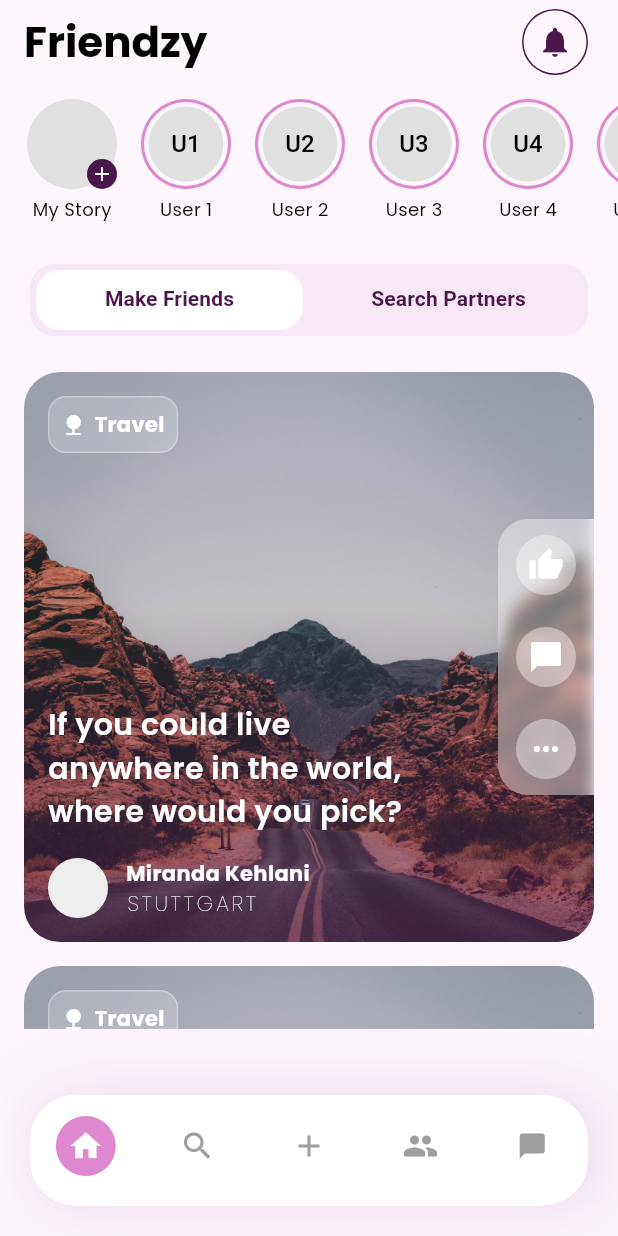
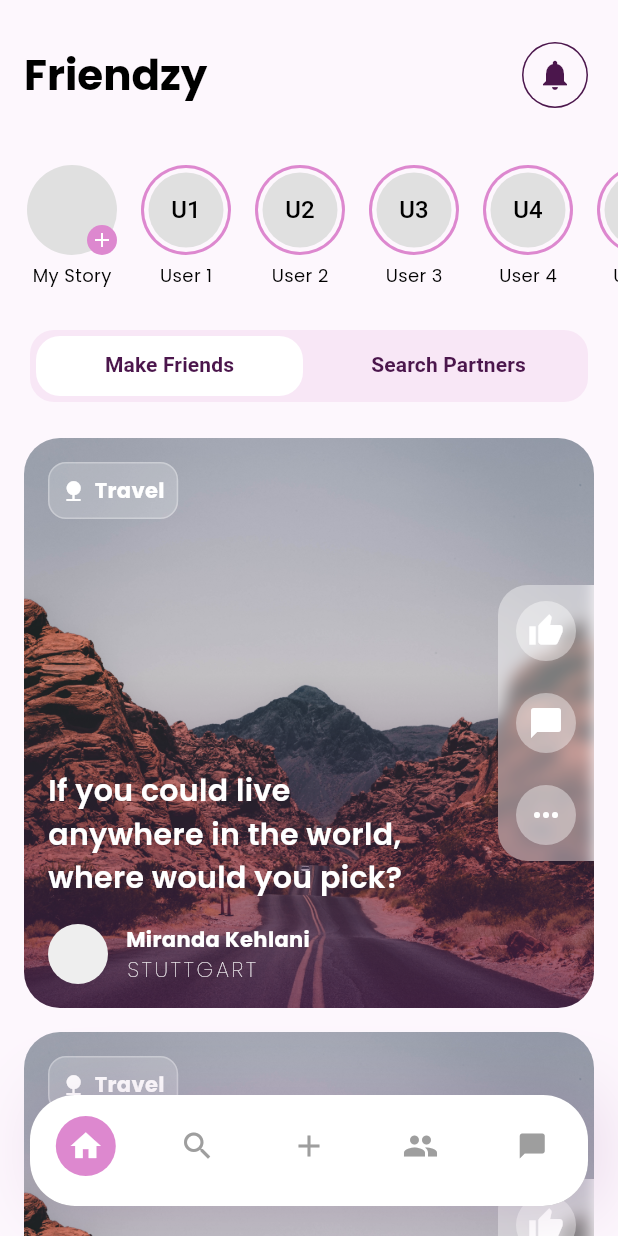
Before and after one commit to alfathoshi/friendzy, a Flutter app: the screen it shows after launch, on a phone screen of 412 x 824 dp. Run offline on Flutter 3.47's test engine with Material 3 defaults, Android fonts, the light colour scheme and no system bars; our stand-ins replace google_fonts.

Commit message:
fix navbar to floating action button and app bar on homepage

```diff
--- a/lib/pages/home/home_page.dart
+++ b/lib/pages/home/home_page.dart
@@ -1,10 +1,7 @@
 import 'package:flutter/material.dart';
-import 'package:friendzy/pages/discover_page.dart';
 import 'package:friendzy/pages/home/make_friends_tab.dart';
 import 'package:friendzy/pages/home/search_partners_tab.dart';
-import 'package:friendzy/pages/matches_page.dart';
 import 'package:google_fonts/google_fonts.dart';
-
 import '../../themes/light_theme.dart';
 
 class HomePage extends StatelessWidget {
@@ -16,7 +13,13 @@ class HomePage extends StatelessWidget {
       length: 2,
       child: Scaffold(
         backgroundColor: const Color(0xffFDF7FD),
-        appBar: AppBar(
+        body: NestedScrollView(
+          headerSliverBuilder: (context, innerBoxIsScrolled) => [
+            SliverAppBar(
+              toolbarHeight: 100,
+              backgroundColor: lightTheme.scaffoldBackgroundColor,
+              floating: true,
+              snap: true,
               title: const Text(
                 'Friendzy',
               ),
@@ -42,7 +45,8 @@ class HomePage extends StatelessWidget {
                 )
               ],
             ),
-        body: Column(
+            SliverToBoxAdapter(
+              child: Column(
                 children: [
                   Container(
                     padding: const EdgeInsets.symmetric(vertical: 10),
@@ -64,21 +68,16 @@ class HomePage extends StatelessWidget {
                                       radius: 30,
                                       backgroundColor: Colors.grey.shade300,
                                     ),
-                              CircleAvatar(
-                                child: Icon(
-                                  Icons.add,
-                                  size: 16,
-                                ),
-                                backgroundColor: lightTheme.primaryColor,
+                                    const CircleAvatar(
+                                      backgroundColor: Color(0xffDD88CF),
                                       radius: 10,
+                                      child:  Icon(Icons.add, size: 16),
                                     ),
                                   ],
                                 ),
                                 const SizedBox(height: 5),
-                          Text(
-                            "My Story",
-                            style: GoogleFonts.poppins(fontSize: 12),
-                          ),
+                                Text("My Story",
+                                    style: GoogleFonts.poppins(fontSize: 12)),
                               ],
                             ),
                           );
@@ -88,17 +87,19 @@ class HomePage extends StatelessWidget {
                           child: Column(
                             children: [
                               CircleAvatar(
-                          backgroundColor: Color(0xffDD88CF),
+                                backgroundColor: const Color(0xffDD88CF),
                                 radius: 30,
                                 child: CircleAvatar(
-                            backgroundColor: lightTheme.scaffoldBackgroundColor,
+                                  backgroundColor:
+                                      lightTheme.scaffoldBackgroundColor,
                                   radius: 28,
                                   child: CircleAvatar(
                                     radius: 25,
                                     backgroundColor: Colors.grey.shade300,
                                     child: Text(
                                       "U$index",
-                                style: const TextStyle(color: Colors.black),
+                                      style:
+                                          const TextStyle(color: Colors.black),
                                     ),
                                   ),
                                 ),
@@ -114,13 +115,12 @@ class HomePage extends StatelessWidget {
                       },
                     ),
                   ),
-            PreferredSize(
-              preferredSize: const Size.fromHeight(60.0),
-              child: Container(
+                  Container(
                     margin: const EdgeInsets.symmetric(horizontal: 20),
                     decoration: BoxDecoration(
                       color: const Color(0xffF8E7F6),
-                    borderRadius: BorderRadius.circular(16)),
+                      borderRadius: BorderRadius.circular(16),
+                    ),
                     child: TabBar(
                       indicatorPadding: const EdgeInsets.all(4),
                       indicatorSize: TabBarIndicatorSize.tab,
@@ -138,17 +138,125 @@ class HomePage extends StatelessWidget {
                       ],
                     ),
                   ),
+                ],
               ),
-            const Expanded(
-              child: TabBarView(
+            ),
+          ],
+          body: const TabBarView(
             children: [
               MakeFriendsTab(),
               SearchPartnersTab(),
             ],
           ),
         ),
-          ],
-        ),
+
+        // body: Column(
+        //   children: [
+        //     Container(
+        //       padding: const EdgeInsets.symmetric(vertical: 10),
+        //       height: 120,
+        //       child: ListView.builder(
+        //         scrollDirection: Axis.horizontal,
+        //         itemCount: 7,
+        //         padding: const EdgeInsets.symmetric(horizontal: 10),
+        //         itemBuilder: (context, index) {
+        //           if (index == 0) {
+        //             return Padding(
+        //               padding: const EdgeInsets.symmetric(horizontal: 8),
+        //               child: Column(
+        //                 children: [
+        //                   Stack(
+        //                     alignment: Alignment.bottomRight,
+        //                     children: [
+        //                       CircleAvatar(
+        //                         radius: 30,
+        //                         backgroundColor: Colors.grey.shade300,
+        //                       ),
+        //                       CircleAvatar(
+        //                         child: Icon(
+        //                           Icons.add,
+        //                           size: 16,
+        //                         ),
+        //                         backgroundColor: lightTheme.primaryColor,
+        //                         radius: 10,
+        //                       ),
+        //                     ],
+        //                   ),
+        //                   const SizedBox(height: 5),
+        //                   Text(
+        //                     "My Story",
+        //                     style: GoogleFonts.poppins(fontSize: 12),
+        //                   ),
+        //                 ],
+        //               ),
+        //             );
+        //           }
+        //           return Padding(
+        //             padding: const EdgeInsets.symmetric(horizontal: 8),
+        //             child: Column(
+        //               children: [
+        //                 CircleAvatar(
+        //                   backgroundColor: Color(0xffDD88CF),
+        //                   radius: 30,
+        //                   child: CircleAvatar(
+        //                     backgroundColor: lightTheme.scaffoldBackgroundColor,
+        //                     radius: 28,
+        //                     child: CircleAvatar(
+        //                       radius: 25,
+        //                       backgroundColor: Colors.grey.shade300,
+        //                       child: Text(
+        //                         "U$index",
+        //                         style: const TextStyle(color: Colors.black),
+        //                       ),
+        //                     ),
+        //                   ),
+        //                 ),
+        //                 const SizedBox(height: 5),
+        //                 Text(
+        //                   "User $index",
+        //                   style: GoogleFonts.poppins(fontSize: 12),
+        //                 ),
+        //               ],
+        //             ),
+        //           );
+        //         },
+        //       ),
+        //     ),
+        //     PreferredSize(
+        //       preferredSize: const Size.fromHeight(60.0),
+        //       child: Container(
+        //         margin: const EdgeInsets.symmetric(horizontal: 20),
+        //         decoration: BoxDecoration(
+        //             color: const Color(0xffF8E7F6),
+        //             borderRadius: BorderRadius.circular(16)),
+        //         child: TabBar(
+        //           indicatorPadding: const EdgeInsets.all(4),
+        //           indicatorSize: TabBarIndicatorSize.tab,
+        //           dividerHeight: 0,
+        //           indicator: BoxDecoration(
+        //             color: Colors.white,
+        //             borderRadius: BorderRadius.circular(16),
+        //           ),
+        //           labelColor: const Color(0xff4B164C),
+        //           unselectedLabelColor: const Color(0xff4B164C),
+        //           labelStyle: const TextStyle(fontWeight: FontWeight.bold),
+        //           tabs: const [
+        //             Tab(text: "Make Friends"),
+        //             Tab(text: "Search Partners"),
+        //           ],
+        //         ),
+        //       ),
+        //     ),
+        //     const Expanded(
+        //       child: TabBarView(
+        //         children: [
+        //           MakeFriendsTab(),
+        //           SearchPartnersTab(),
+        //         ],
+        //       ),
+        //     ),
+        //   ],
+        // ),
       ),
     );
   }
--- a/lib/pages/home/make_friends_tab.dart
+++ b/lib/pages/home/make_friends_tab.dart
@@ -11,10 +11,21 @@ class MakeFriendsTab extends StatelessWidget {
   @override
   Widget build(BuildContext context) {
     return Padding(
-      padding: const EdgeInsets.fromLTRB(16, 24, 16, 24),
+      padding: const EdgeInsets.fromLTRB(16, 24, 16, 0),
       child: ListView.builder(
         itemCount: 3,
         itemBuilder: (ctx, idx) {
+          /*
+          if the post card is the last item
+          then the padding bottom is higher
+          to avoid hidden in the back of navbar
+          */
+          if (idx == 2){
+            return const Padding(
+            padding: EdgeInsets.only(bottom: 102),
+            child: PostCard(),
+          );
+          }
           return const Padding(
             padding: EdgeInsets.only(bottom: 16),
             child: PostCard(),
--- a/lib/widgets/navbar.dart
+++ b/lib/widgets/navbar.dart
@@ -40,8 +40,9 @@ class _NavbarState extends State<Navbar> {
   Widget build(BuildContext context) {
     return Scaffold(
       body: _pages[_selectedIndex],
-      bottomNavigationBar: Container(
-        margin: const EdgeInsets.all(20),
+      floatingActionButtonLocation: FloatingActionButtonLocation.centerDocked,
+      floatingActionButton: Container(
+        margin: const EdgeInsets.fromLTRB(20,20,20,20),
         decoration: BoxDecoration(
           boxShadow: [
             BoxShadow(
```
Lines whose indentation alone changed are shown as unchanged.
